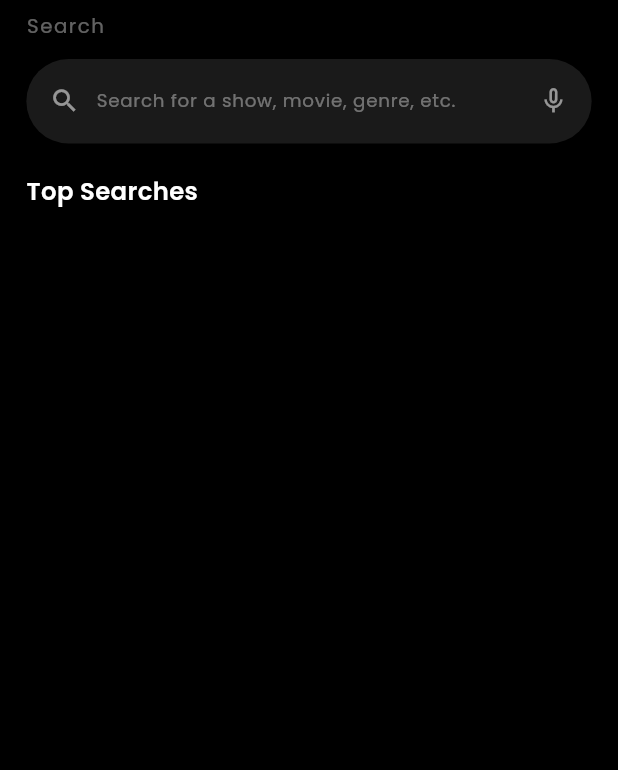
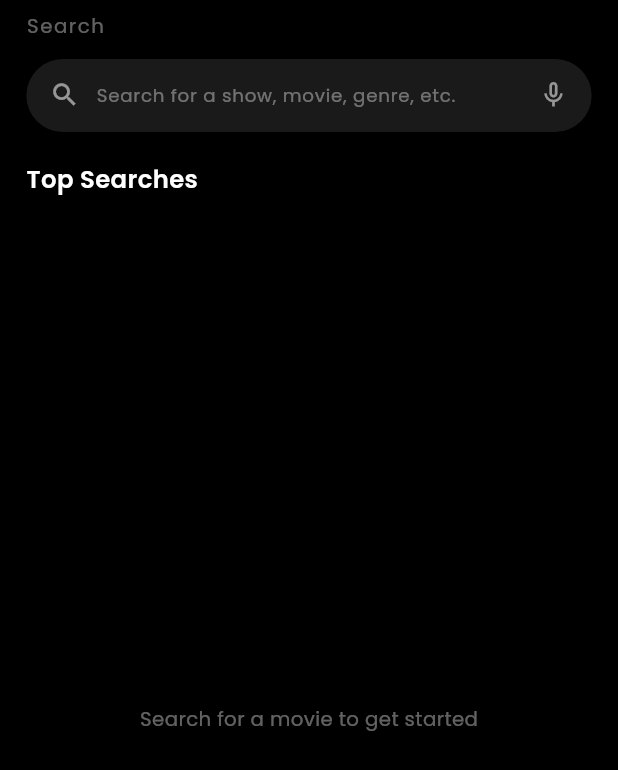
Before and after one commit to Hasaankhokhar-dev/CINEX_MOVIE_APP, a Flutter app: the SearchView screen opened by its route, on a phone screen of 412 x 824 dp. Shown: the top 770 px of the screen. Run offline on Flutter 3.47's test engine with Material 3 defaults, Android fonts, the phone set to English and light mode, and no system bars; our stand-ins replace curved_navigation_bar, flutter_dotenv, flutter_screenutil, flutter_svg, get, get_storage and 3 more; accounts and stored records are empty; network calls fail.

Commit message:
feat: search screen - TMDB search API integration with debounced input

```diff
--- a/lib/features/movie_screens/tmdb_constants/tmdb_constants.dart
+++ b/lib/features/movie_screens/tmdb_constants/tmdb_constants.dart
@@ -14,4 +14,6 @@ class TmdbConstants {
   static String movieCredits(int id) => '$baseUrl/movie/$id/credits';
 
   static String movieVideos(int id) => '$baseUrl/movie/$id/videos';
+
+  static const String searchMovie = '$baseUrl/search/movie';
 }
--- a/lib/features/movie_screens/views/search_view.dart
+++ b/lib/features/movie_screens/views/search_view.dart
@@ -2,61 +2,34 @@ import 'package:flutter/material.dart';
 import 'package:flutter_screenutil/flutter_screenutil.dart';
 import 'package:get/get.dart';
 
+import '../controllers/search_controller.dart';
 import '../widgets/movie_list_tile.dart';
 import 'detail_view.dart';
 
-class SearchView extends StatefulWidget {
+class SearchView extends StatelessWidget {
   const SearchView({super.key});
 
   @override
-  State<SearchView> createState() => _SearchViewState();
-}
+  Widget build(BuildContext context) {
+    final controller = Get.put(MovieSearchController());
 
-class _SearchViewState extends State<SearchView> {
-  final TextEditingController _searchController = TextEditingController();
-
-  // ===== DUMMY DATA — API se baad mein aayega =====
-  final List<Map<String, String>> _topSearches = [
-    {'image': 'https://image.tmdb.org/t/p/w500/1g0dhYtq4irTY1GPXvft6k4YLjm.jpg', 'title': 'Spider-Man: No Way Home', 'year': '2021'},
-    {'image': 'https://image.tmdb.org/t/p/w500/AkJQpZp9WoNdj7pLYSj1L0RcMMN.jpg', 'title': 'Money Heist', 'year': '2022'},
-    {'image': 'https://image.tmdb.org/t/p/w500/fiVW06jE7z9YnO4trhaMEdYTdeq.jpg', 'title': 'Squid Game', 'year': '2024'},
-    {'image': 'https://image.tmdb.org/t/p/w500/1g0dhYtq4irTY1GPXvft6k4YLjm.jpg', 'title': 'Justice League', 'year': '2017'},
-    {'image': 'https://image.tmdb.org/t/p/w500/AkJQpZp9WoNdj7pLYSj1L0RcMMN.jpg', 'title': 'The Nun', 'year': '2018'},
-    {'image': 'https://image.tmdb.org/t/p/w500/fiVW06jE7z9YnO4trhaMEdYTdeq.jpg', 'title': 'Fast X', 'year': '2024'},
-    {'image': 'https://image.tmdb.org/t/p/w500/1g0dhYtq4irTY1GPXvft6k4YLjm.jpg', 'title': 'Fast X', 'year': '2024'},
-  ];
-
-  @override
-  void dispose() {
-    _searchController.dispose();
-    super.dispose();
-  }
-
-  @override
-  Widget build(BuildContext context) {
     return Scaffold(
       backgroundColor: Colors.black,
       body: SafeArea(
         child: Column(
           crossAxisAlignment: CrossAxisAlignment.start,
           children: [
-            // ===== SEARCH TITLE =====
             Padding(
               padding: EdgeInsets.fromLTRB(16.w, 8.h, 16.w, 4.h),
               child: Text(
                 'Search',
-                style: TextStyle(
-                  fontSize: 13.sp,
-                  color: Colors.white38,
-                  letterSpacing: 1,
-                ),
+                style: TextStyle(fontSize: 13.sp, color: Colors.white38, letterSpacing: 1),
               ),
             ),
 
-            // ===== SEARCH BAR =====
             Padding(
               padding: EdgeInsets.symmetric(horizontal: 16.w, vertical: 8.h),
-              child: SizedBox( // ── NEW ── Container ki jagah SizedBox, guaranteed full width
+              child: SizedBox(
                 width: double.infinity,
                 child: Container(
                   padding: EdgeInsets.symmetric(horizontal: 14.w, vertical: 14.h),
@@ -70,13 +43,14 @@ class _SearchViewState extends State<SearchView> {
                       SizedBox(width: 10.w),
                       Expanded(
                         child: TextField(
-                          controller: _searchController,
+                          controller: controller.searchTextController, // ── NEW ──
                           style: TextStyle(color: Colors.white, fontSize: 13.sp),
                           decoration: InputDecoration(
                             hintText: 'Search for a show, movie, genre, etc.',
                             hintStyle: TextStyle(color: Colors.white38, fontSize: 12.sp),
                             border: InputBorder.none,
                             isDense: true,
+                            contentPadding: EdgeInsets.zero,
                           ),
                         ),
                       ),
@@ -89,58 +63,87 @@ class _SearchViewState extends State<SearchView> {
 
             SizedBox(height: 12.h),
 
-            // ===== TOP SEARCHES HEADING =====
             Padding(
               padding: EdgeInsets.symmetric(horizontal: 16.w),
-              child: Text(
-                'Top Searches',
-                style: TextStyle(
-                  fontSize: 16.sp,
-                  fontWeight: FontWeight.w600,
-                  color: Colors.white,
-                ),
-              ),
+              child: Obx(() => Text(
+                controller.hasSearched.value ? 'Results' : 'Top Searches', // ── NEW ── heading dynamic
+                style: TextStyle(fontSize: 16.sp, fontWeight: FontWeight.w600, color: Colors.white),
+              )),
             ),
 
             SizedBox(height: 4.h),
 
-            // ===== RESULTS LIST =====
             Expanded(
-              child: ListView.separated( // ── NEW ── builder ki jagah separated, divider ke liye
-                padding: EdgeInsets.only(bottom: 90.h),
-                itemCount: _topSearches.length,
-                separatorBuilder: (context, index) => Divider( // ── NEW ── divider line
-                  color: Colors.white12,
-                  height: 1,
-                  indent: 16.w,
-                  endIndent: 16.w,
-                ),
-                itemBuilder: (context, index) {
-                  final movie = _topSearches[index];
-                  // return MovieListTile(
-                  //   imageUrl: movie['image'] ?? '',
-                  //   title: movie['title'] ?? '',
-                  //   year: movie['year'] ?? '',
-                  //   showPlayOverlay: false,
-                  //   onTap: () {
-                  //     Get.to(() => const MovieDetailView(), preventDuplicates: false);
-                  //   },
-                  //   trailing: Container(
-                  //     width: 34.w,
-                  //     height: 34.w,
-                  //     decoration: BoxDecoration(
-                  //       shape: BoxShape.circle,
-                  //       border: Border.all(color: const Color(0xFFFF6565), width: 1.5),
-                  //     ),
-                  //     child: Icon(
-                  //       Icons.play_arrow_rounded,
-                  //       color: const Color(0xFFFF6565),
-                  //       size: 18.sp,
-                  //     ),
-                  //   ),
-                  // );
-                },
-              ),
+              child: Obx(() {
+                if (controller.isLoading.value) {
+                  return const Center(
+                    child: CircularProgressIndicator(color: Color(0xFFFF6565)),
+                  );
+                }
+
+                if (controller.errorMessage.value != null) {
+                  return Center(
+                    child: Text(
+                      controller.errorMessage.value!,
+                      style: const TextStyle(color: Colors.white70),
+                    ),
+                  );
+                }
+
+                // ===== EMPTY STATE — kuch search hi nahi hua abhi =====
+                if (!controller.hasSearched.value) {
+                  return Center(
+                    child: Text(
+                      'Search for a movie to get started',
+                      style: TextStyle(color: Colors.white38, fontSize: 13.sp),
+                    ),
+                  );
+                }
+
+                // ===== NO RESULTS =====
+                if (controller.searchResults.isEmpty) {
+                  return Center(
+                    child: Text(
+                      'No movies found',
+                      style: TextStyle(color: Colors.white54, fontSize: 13.sp),
+                    ),
+                  );
+                }
+
+                // ===== RESULTS LIST =====
+                return ListView.builder(
+                  padding: EdgeInsets.only(bottom: 90.h),
+                  itemCount: controller.searchResults.length,
+                  itemBuilder: (context, index) {
+                    final movie = controller.searchResults[index];
+                    return MovieListTile(
+                      imageUrl: movie.posterUrl,
+                      title: movie.title,
+                      year: movie.year,
+                      showPlayOverlay: false,
+                      onTap: () {
+                        Get.to(
+                              () => MovieDetailView(movieId: movie.id), // ── NEW ── crash fix bhi ho gaya
+                          preventDuplicates: false,
+                        );
+                      },
+                      trailing: Container(
+                        width: 34.w,
+                        height: 34.w,
+                        decoration: BoxDecoration(
+                          shape: BoxShape.circle,
+                          border: Border.all(color: const Color(0xFFFF6565), width: 1.5),
+                        ),
+                        child: Icon(
+                          Icons.play_arrow_rounded,
+                          color: const Color(0xFFFF6565),
+                          size: 18.sp,
+                        ),
+                      ),
+                    );
+                  },
+                );
+              }),
             ),
           ],
         ),
--- a/lib/features/movie_screens/widgets/movie_list_tile.dart
+++ b/lib/features/movie_screens/widgets/movie_list_tile.dart
@@ -7,7 +7,7 @@ class MovieListTile extends StatelessWidget {
   final String year;
   final VoidCallback onTap;
   final Widget trailing;
-  final bool showPlayOverlay; // ── NEW ── poster ke upar play icon chahiye ya nahi
+  final bool showPlayOverlay;
 
   const MovieListTile({
     super.key,
@@ -16,7 +16,7 @@ class MovieListTile extends StatelessWidget {
     required this.year,
     required this.onTap,
     required this.trailing,
-    this.showPlayOverlay = false, // ── NEW ── default false
+    this.showPlayOverlay = false,
   });
 
   @override
```
Also changed, not shown: lib/features/movie_screens/controllers/search_controller.dart (added, +59 -0 lines), lib/features/movie_screens/services/movie_service.dart (+22 -1 lines), lib/features/movie_screens/views/detail_view.dart (+2 -13 lines).
